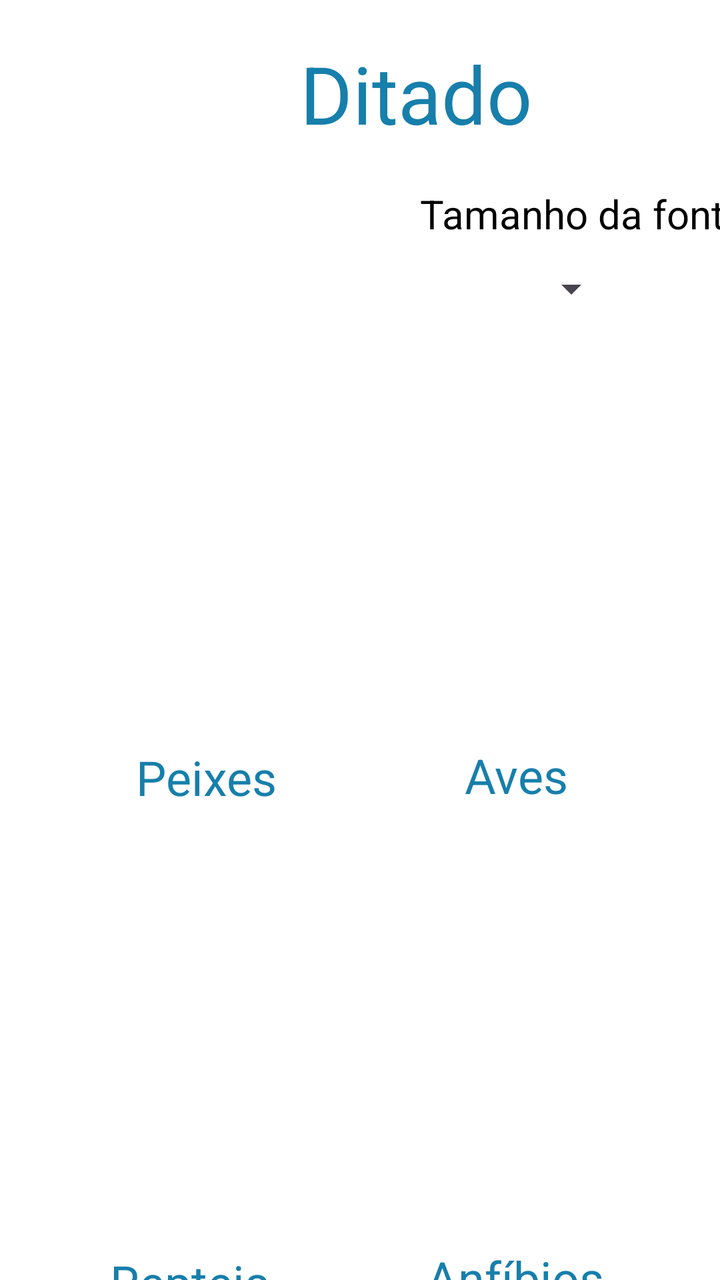
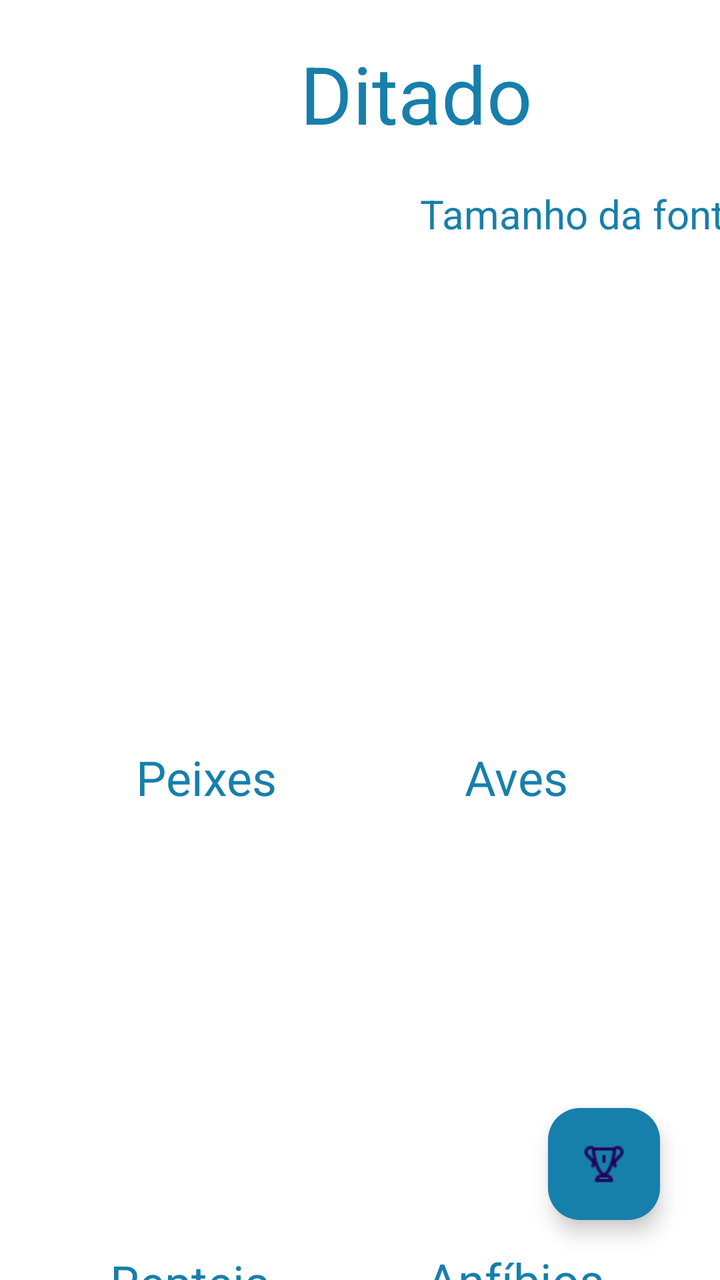

Before-and-after screenshots of an Android layout around one commit, followed by the original layout XML and the change that was made.
<!-- AndroidManifest.xml: application theme Theme.Ditado -->
<!-- res/layout/fragment_first.xml -->
<?xml version="1.0" encoding="utf-8"?>
<androidx.constraintlayout.widget.ConstraintLayout xmlns:android="http://schemas.android.com/apk/res/android"
    xmlns:app="http://schemas.android.com/apk/res-auto"
    xmlns:tools="http://schemas.android.com/tools"
    android:layout_width="match_parent"
    android:layout_height="match_parent"
    android:background="@color/white"
    android:gravity="center"
    android:orientation="vertical"
    tools:context=".FirstFragment">

    <TextView
        android:id="@+id/txtTitulo"
        android:layout_width="wrap_content"
        android:layout_height="wrap_content"
        android:layout_marginStart="150dp"
        android:layout_marginTop="20dp"
        android:layout_marginEnd="173dp"
        android:text="@string/titulo"
        android:textColor="@color/destaque"
        android:textSize="40sp"
        app:layout_constraintEnd_toEndOf="parent"
        app:layout_constraintHorizontal_bias="0.0"
        app:layout_constraintStart_toStartOf="parent"
        app:layout_constraintTop_toTopOf="parent" />

    <Spinner
        android:id="@+id/spinner"
        android:layout_width="wrap_content"
        android:layout_height="wrap_content"
        android:layout_marginStart="252dp"
        android:layout_marginTop="12dp"
        android:layout_marginEnd="41dp"
        app:layout_constraintEnd_toEndOf="parent"
        app:layout_constraintStart_toStartOf="parent"
        app:layout_constraintTop_toBottomOf="@+id/txtSpinner" />

    <GridView
        android:id="@+id/gvAves"
        android:layout_width="165dp"
        android:layout_height="167dp"
        android:layout_marginStart="28dp"
        android:layout_marginTop="40dp"
        android:layout_marginEnd="30dp"
        android:gravity="center"
        android:numColumns="2"
        app:layout_constraintEnd_toEndOf="parent"
        app:layout_constraintStart_toEndOf="@+id/gvPeixes"
        app:layout_constraintTop_toBottomOf="@+id/spinner" />

    <TextView
        android:id="@+id/txtPeixes"
        android:layout_width="wrap_content"
        android:layout_height="wrap_content"
        android:layout_marginStart="68dp"
        android:layout_marginTop="8dp"
        android:text="Peixes"
        android:textColor="@color/destaque"
        android:textSize="24sp"
        app:layout_constraintStart_toStartOf="parent"
        app:layout_constraintTop_toBottomOf="@+id/gvPeixes" />

    <GridView
        android:id="@+id/gvPeixes"
        android:layout_width="165dp"
        android:layout_height="167dp"
        android:layout_marginStart="30dp"
        android:layout_marginTop="77dp"
        android:layout_marginEnd="28dp"
        android:gravity="center"
        android:numColumns="2"
        app:layout_constraintEnd_toStartOf="@+id/gvAves"
        app:layout_constraintStart_toStartOf="parent"
        app:layout_constraintTop_toBottomOf="@+id/txtSpinner" />

    <TextView
        android:id="@+id/txtAves"
        android:layout_width="wrap_content"
        android:layout_height="wrap_content"
        android:layout_marginTop="8dp"
        android:layout_marginEnd="76dp"
        android:text="Aves"
        android:textColor="@color/destaque"
        android:textSize="24sp"
        app:layout_constraintEnd_toEndOf="parent"
        app:layout_constraintTop_toBottomOf="@+id/gvAves" />

    <GridView
        android:id="@+id/gvAnfibios"
        android:layout_width="165dp"
        android:layout_height="167dp"
        android:layout_marginStart="28dp"
        android:layout_marginTop="40dp"
        android:layout_marginEnd="30dp"
        android:gravity="center"
        android:numColumns="2"
        app:layout_constraintEnd_toEndOf="parent"
        app:layout_constraintStart_toEndOf="@+id/gvRepteis"
        app:layout_constraintTop_toBottomOf="@+id/txtAves" />

    <TextView
        android:id="@+id/txtAnfibios"
        android:layout_width="wrap_content"
        android:layout_height="wrap_content"
        android:layout_marginTop="12dp"
        android:layout_marginEnd="58dp"
        android:text="Anfíbios"
        android:textColor="@color/destaque"
        android:textSize="24sp"
        app:layout_constraintEnd_toEndOf="parent"
        app:layout_constraintTop_toBottomOf="@+id/gvAnfibios" />

    <GridView
        android:id="@+id/gvRepteis"
        android:layout_width="165dp"
        android:layout_height="167dp"
        android:layout_marginStart="30dp"
        android:layout_marginTop="40dp"
        android:layout_marginEnd="28dp"
        android:gravity="center"
        android:numColumns="2"
        app:layout_constraintEnd_toStartOf="@+id/gvAnfibios"
        app:layout_constraintStart_toStartOf="parent"
        app:layout_constraintTop_toBottomOf="@+id/txtPeixes" />

    <TextView
        android:id="@+id/txtRepteis"
        android:layout_width="wrap_content"
        android:layout_height="wrap_content"
        android:layout_marginStart="55dp"
        android:layout_marginTop="13dp"
        android:text="Repteis"
        android:textColor="@color/destaque"
        android:textSize="24sp"
        app:layout_constraintStart_toStartOf="parent"
        app:layout_constraintTop_toBottomOf="@+id/gvRepteis" />

    <TextView
        android:id="@+id/txtSpinner"
        android:layout_width="wrap_content"
        android:layout_height="wrap_content"
        android:layout_marginStart="210dp"
        android:layout_marginTop="20dp"
        android:text="Tamanho da fonte"
        android:textColor="@color/black"
        android:textSize="20sp"
        app:layout_constraintStart_toStartOf="parent"
        app:layout_constraintTop_toBottomOf="@+id/txtTitulo" />

</androidx.constraintlayout.widget.ConstraintLayout>
<!-- resources referenced by this layout -->
<resources>
  <color name="black">#FF000000</color>
  <color name="destaque">#177FAB</color>
  <color name="white">#FFFFFFFF</color>
  <string name="titulo">Ditado</string>
  <style name="Theme.Ditado" parent="Base.Theme.Ditado" />
  <style name="Base.Theme.Ditado" parent="Theme.Material3.DayNight.NoActionBar">
          
          
      </style>
</resources>

<!-- the commit's change to res/layout/fragment_first.xml (unified diff, before → after) -->
@@ -31,6 +31,10 @@
         android:layout_marginStart="252dp"
         android:layout_marginTop="12dp"
         android:layout_marginEnd="41dp"
+        android:backgroundTint="@color/white"
+        android:contextClickable="false"
+        android:foregroundTint="@color/white"
+        android:popupBackground="@color/white"
         app:layout_constraintEnd_toEndOf="parent"
         app:layout_constraintStart_toStartOf="parent"
         app:layout_constraintTop_toBottomOf="@+id/txtSpinner" />
@@ -40,13 +44,13 @@
         android:layout_width="165dp"
         android:layout_height="167dp"
         android:layout_marginStart="28dp"
-        android:layout_marginTop="40dp"
+        android:layout_marginTop="77dp"
         android:layout_marginEnd="30dp"
         android:gravity="center"
         android:numColumns="2"
         app:layout_constraintEnd_toEndOf="parent"
         app:layout_constraintStart_toEndOf="@+id/gvPeixes"
-        app:layout_constraintTop_toBottomOf="@+id/spinner" />
+        app:layout_constraintTop_toBottomOf="@+id/txtSpinner" />
 
     <TextView
         android:id="@+id/txtPeixes"
@@ -142,9 +146,24 @@
         android:layout_marginStart="210dp"
         android:layout_marginTop="20dp"
         android:text="Tamanho da fonte"
-        android:textColor="@color/black"
+        android:textColor="@color/destaque"
         android:textSize="20sp"
         app:layout_constraintStart_toStartOf="parent"
         app:layout_constraintTop_toBottomOf="@+id/txtTitulo" />
 
+    <com.google.android.material.floatingactionbutton.FloatingActionButton
+        android:id="@+id/fabF1"
+        android:layout_width="wrap_content"
+        android:layout_height="wrap_content"
+        android:layout_gravity="bottom|end"
+        android:layout_marginEnd="30dp"
+        android:layout_marginBottom="30dp"
+        android:foregroundTint="@color/white"
+        android:tint="@color/white"
+        app:backgroundTint="@color/destaque"
+        app:layout_constraintBottom_toBottomOf="parent"
+        app:layout_constraintEnd_toEndOf="parent"
+        app:rippleColor="@color/black"
+        app:srcCompat="@drawable/icons8_trophy_32" />
+
 </androidx.constraintlayout.widget.ConstraintLayout>
<!-- resource entries referenced after the edit -->
@@ -3,6 +3,7 @@
   <color name="black">#FF000000</color>
   <color name="destaque">#177FAB</color>
   <color name="white">#FFFFFFFF</color>
+  <!-- drawable icons8_trophy_32: png bitmap (drawable, 566 bytes) -->
   <string name="titulo">Ditado</string>
   <style name="Theme.Ditado" parent="Base.Theme.Ditado" />
   <style name="Base.Theme.Ditado" parent="Theme.Material3.DayNight.NoActionBar">
